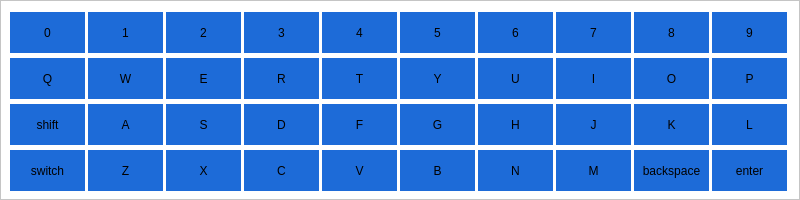
First picture: the form in keyboard.ui, repository WhiteW0lf00/supreme_ulterior_interior, before the edit.
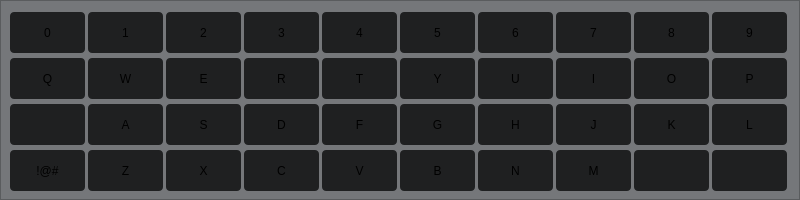
Second picture: the form after the edit. Icons and pictures are not drawn.

The edit to the form file:
```diff
--- a/keyboard.ui
+++ b/keyboard.ui
@@ -23,7 +23,8 @@
     </rect>
    </property>
    <property name="styleSheet">
-    <string notr="true">background-color: white;</string>
+    <string notr="true">background-color: #75777a; 
+</string>
    </property>
    <property name="frameShape">
     <enum>QFrame::StyledPanel</enum>
@@ -41,7 +42,7 @@
      </rect>
     </property>
     <property name="styleSheet">
-     <string notr="true">background-color: #1d6bd8; border: none
+     <string notr="true">background-color: #1f2021; border: 2px; border-radius: 4px
 </string>
     </property>
     <property name="text">
@@ -58,7 +59,7 @@
      </rect>
     </property>
     <property name="styleSheet">
-     <string notr="true">background-color: #1d6bd8; border: none
+     <string notr="true">background-color: #1f2021; border: 2px; border-radius: 4px
 </string>
     </property>
     <property name="text">
@@ -75,7 +76,7 @@
      </rect>
     </property>
     <property name="styleSheet">
-     <string notr="true">background-color: #1d6bd8; border: none
+     <string notr="true">background-color: #1f2021; border: 2px; border-radius: 4px
 </string>
     </property>
     <property name="text">
@@ -92,7 +93,7 @@
      </rect>
     </property>
     <property name="styleSheet">
-     <string notr="true">background-color: #1d6bd8; border: none
+     <string notr="true">background-color: #1f2021; border: 2px; border-radius: 4px
 </string>
     </property>
     <property name="text">
@@ -109,7 +110,7 @@
      </rect>
     </property>
     <property name="styleSheet">
-     <string notr="true">background-color: #1d6bd8; border: none
+     <string notr="true">background-color: #1f2021; border: 2px; border-radius: 4px
 </string>
     </property>
     <property name="text">
@@ -126,7 +127,7 @@
      </rect>
     </property>
     <property name="styleSheet">
-     <string notr="true">background-color: #1d6bd8; border: none
+     <string notr="true">background-color: #1f2021; border: 2px; border-radius: 4px
 </string>
     </property>
     <property name="text">
@@ -143,7 +144,7 @@
      </rect>
     </property>
     <property name="styleSheet">
-     <string notr="true">background-color: #1d6bd8; border: none
+     <string notr="true">background-color: #1f2021; border: 2px; border-radius: 4px
 </string>
     </property>
     <property name="text">
@@ -160,7 +161,7 @@
      </rect>
     </property>
     <property name="styleSheet">
-     <string notr="true">background-color: #1d6bd8; border: none
+     <string notr="true">background-color: #1f2021; border: 2px; border-radius: 4px
 </string>
     </property>
     <property name="text">
@@ -177,7 +178,7 @@
      </rect>
     </property>
     <property name="styleSheet">
-     <string notr="true">background-color: #1d6bd8; border: none
+     <string notr="true">background-color: #1f2021; border: 2px; border-radius: 4px
 </string>
     </property>
     <property name="text">
@@ -194,7 +195,7 @@
      </rect>
     </property>
     <property name="styleSheet">
-     <string notr="true">background-color: #1d6bd8; border: none
+     <string notr="true">background-color: #1f2021; border: 2px; border-radius: 4px
 </string>
     </property>
     <property name="text">
@@ -211,7 +212,7 @@
      </rect>
     </property>
     <property name="styleSheet">
-     <string notr="true">background-color: #1d6bd8; border: none
+     <string notr="true">background-color: #1f2021; border: 2px; border-radius: 4px
 </string>
     </property>
     <property name="text">
@@ -228,7 +229,7 @@
      </rect>
     </property>
     <property name="styleSheet">
-     <string notr="true">background-color: #1d6bd8; border: none
+     <string notr="true">background-color: #1f2021; border: 2px; border-radius: 4px
 </string>
     </property>
     <property name="text">
@@ -245,7 +246,7 @@
      </rect>
     </property>
     <property name="styleSheet">
-     <string notr="true">background-color: #1d6bd8; border: none
+     <string notr="true">background-color: #1f2021; border: 2px; border-radius: 4px
 </string>
     </property>
     <property name="text">
@@ -262,7 +263,7 @@
      </rect>
     </property>
     <property name="styleSheet">
-     <string notr="true">background-color: #1d6bd8; border: none
+     <string notr="true">background-color: #1f2021; border: 2px; border-radius: 4px
 </string>
     </property>
     <property name="text">
@@ -279,7 +280,7 @@
      </rect>
     </property>
     <property name="styleSheet">
-     <string notr="true">background-color: #1d6bd8; border: none
+     <string notr="true">background-color: #1f2021; border: 2px; border-radius: 4px
 </string>
     </property>
     <property name="text">
@@ -296,11 +297,21 @@
      </rect>
     </property>
     <property name="styleSheet">
-     <string notr="true">background-color: #1d6bd8; border: none
+     <string notr="true">background-color: #1f2021; border: 2px; border-radius: 4px
 </string>
     </property>
     <property name="text">
-     <string>shift</string>
+     <string/>
+    </property>
+    <property name="icon">
+     <iconset resource="icons.qrc">
+      <normaloff>:/shift-fill.png</normaloff>:/shift-fill.png</iconset>
+    </property>
+    <property name="iconSize">
+     <size>
+      <width>32</width>
+      <height>32</height>
+     </size>
     </property>
    </widget>
    <widget class="QToolButton" name="A">
@@ -313,7 +324,7 @@
      </rect>
     </property>
     <property name="styleSheet">
-     <string notr="true">background-color: #1d6bd8; border: none
+     <string notr="true">background-color: #1f2021; border: 2px; border-radius: 4px
 </string>
     </property>
     <property name="text">
@@ -330,7 +341,7 @@
      </rect>
     </property>
     <property name="styleSheet">
-     <string notr="true">background-color: #1d6bd8; border: none
+     <string notr="true">background-color: #1f2021; border: 2px; border-radius: 4px
 </string>
     </property>
     <property name="text">
@@ -347,7 +358,7 @@
      </rect>
     </property>
     <property name="styleSheet">
-     <string notr="true">background-color: #1d6bd8; border: none
+     <string notr="true">background-color: #1f2021; border: 2px; border-radius: 4px
 </string>
     </property>
     <property name="text">
@@ -364,7 +375,7 @@
      </rect>
     </property>
     <property name="styleSheet">
-     <string notr="true">background-color: #1d6bd8; border: none
+     <string notr="true">background-color: #1f2021; border: 2px; border-radius: 4px
 </string>
     </property>
     <property name="text">
@@ -381,7 +392,7 @@
      </rect>
     </property>
     <property name="styleSheet">
-     <string notr="true">background-color: #1d6bd8; border: none
+     <string notr="true">background-color: #1f2021; border: 2px; border-radius: 4px
 </string>
     </property>
     <property name="text">
@@ -398,7 +409,7 @@
      </rect>
     </property>
     <property name="styleSheet">
-     <string notr="true">background-color: #1d6bd8; border: none
+     <string notr="true">background-color: #1f2021; border: 2px; border-radius: 4px
 </string>
     </property>
     <property name="text">
@@ -415,11 +426,11 @@
      </rect>
     </property>
     <property name="styleSheet">
-     <string notr="true">background-color: #1d6bd8; border: none
+     <string notr="true">background-color: #1f2021; border: 2px; border-radius: 4px
 </string>
     </property>
     <property name="text">
-     <string>switch</string>
+     <string>!@#</string>
     </property>
    </widget>
    <widget class="QToolButton" name="B">
@@ -432,7 +443,7 @@
      </rect>
     </property>
     <property name="styleSheet">
-     <string notr="true">background-color: #1d6bd8; border: none
+     <string notr="true">background-color: #1f2021; border: 2px; border-radius: 4px
 </string>
     </property>
     <property name="text">
@@ -449,7 +460,7 @@
      </rect>
     </property>
     <property name="styleSheet">
-     <string notr="true">background-color: #1d6bd8; border: none
+     <string notr="true">background-color: #1f2021; border: 2px; border-radius: 4px
 </string>
     </property>
     <property name="text">
@@ -466,7 +477,7 @@
      </rect>
     </property>
     <property name="styleSheet">
-     <string notr="true">background-color: #1d6bd8; border: none
+     <string notr="true">background-color: #1f2021; border: 2px; border-radius: 4px
 </string>
     </property>
     <property name="text">
@@ -483,7 +494,7 @@
      </rect>
     </property>
     <property name="styleSheet">
-     <string notr="true">background-color: #1d6bd8; border: none
+     <string notr="true">background-color: #1f2021; border: 2px; border-radius: 4px
 </string>
     </property>
     <property name="text">
@@ -500,7 +511,7 @@
      </rect>
     </property>
     <property name="styleSheet">
-     <string notr="true">background-color: #1d6bd8; border: none
+     <string notr="true">background-color: #1f2021; border: 2px; border-radius: 4px
 </string>
     </property>
     <property name="text">
@@ -517,11 +528,21 @@
      </rect>
     </property>
     <property name="styleSheet">
-     <string notr="true">background-color: #1d6bd8; border: none
+     <string notr="true">background-color: #1f2021; border: 2px; border-radius: 4px
 </string>
     </property>
     <property name="text">
-     <string>backspace</string>
+     <string/>
+    </property>
+    <property name="icon">
+     <iconset resource="icons.qrc">
+      <normaloff>:/backspace.png</normaloff>:/backspace.png</iconset>
+    </property>
+    <property name="iconSize">
+     <size>
+      <width>24</width>
+      <height>24</height>
+     </size>
     </property>
    </widget>
    <widget class="QToolButton" name="enter">
@@ -534,11 +555,21 @@
      </rect>
     </property>
     <property name="styleSheet">
-     <string notr="true">background-color: #1d6bd8; border: none
+     <string notr="true">background-color: #1f2021; border: 2px; border-radius: 4px
 </string>
     </property>
     <property name="text">
-     <string>enter</string>
+     <string/>
+    </property>
+    <property name="icon">
+     <iconset resource="icons.qrc">
+      <normaloff>:/enter-arrow.png</normaloff>:/enter-arrow.png</iconset>
+    </property>
+    <property name="iconSize">
+     <size>
+      <width>24</width>
+      <height>24</height>
+     </size>
     </property>
    </widget>
    <widget class="QToolButton" name="six">
@@ -551,7 +582,7 @@
      </rect>
     </property>
     <property name="styleSheet">
-     <string notr="true">background-color: #1d6bd8; border: none
+     <string notr="true">background-color: #1f2021; border: 2px; border-radius: 4px
 </string>
     </property>
     <property name="text">
@@ -568,7 +599,7 @@
      </rect>
     </property>
     <property name="styleSheet">
-     <string notr="true">background-color: #1d6bd8; border: none
+     <string notr="true">background-color: #1f2021; border: 2px; border-radius: 4px
 </string>
     </property>
     <property name="text">
@@ -585,7 +616,7 @@
      </rect>
     </property>
     <property name="styleSheet">
-     <string notr="true">background-color: #1d6bd8; border: none
+     <string notr="true">background-color: #1f2021; border: 2px; border-radius: 4px
 </string>
     </property>
     <property name="text">
@@ -602,7 +633,7 @@
      </rect>
     </property>
     <property name="styleSheet">
-     <string notr="true">background-color: #1d6bd8; border: none
+     <string notr="true">background-color: #1f2021; border: 2px; border-radius: 4px
 </string>
     </property>
     <property name="text">
@@ -619,7 +650,7 @@
      </rect>
     </property>
     <property name="styleSheet">
-     <string notr="true">background-color: #1d6bd8; border: none
+     <string notr="true">background-color: #1f2021; border: 2px; border-radius: 4px
 </string>
     </property>
     <property name="text">
@@ -636,7 +667,7 @@
      </rect>
     </property>
     <property name="styleSheet">
-     <string notr="true">background-color: #1d6bd8; border: none
+     <string notr="true">background-color: #1f2021; border: 2px; border-radius: 4px
 </string>
     </property>
     <property name="text">
@@ -653,7 +684,7 @@
      </rect>
     </property>
     <property name="styleSheet">
-     <string notr="true">background-color: #1d6bd8; border: none
+     <string notr="true">background-color: #1f2021; border: 2px; border-radius: 4px
 </string>
     </property>
     <property name="text">
@@ -670,7 +701,7 @@
      </rect>
     </property>
     <property name="styleSheet">
-     <string notr="true">background-color: #1d6bd8; border: none
+     <string notr="true">background-color: #1f2021; border: 2px; border-radius: 4px
 </string>
     </property>
     <property name="text">
@@ -687,7 +718,7 @@
      </rect>
     </property>
     <property name="styleSheet">
-     <string notr="true">background-color: #1d6bd8; border: none
+     <string notr="true">background-color: #1f2021; border: 2px; border-radius: 4px
 </string>
     </property>
     <property name="text">
@@ -704,7 +735,7 @@
      </rect>
     </property>
     <property name="styleSheet">
-     <string notr="true">background-color: #1d6bd8; border: none
+     <string notr="true">background-color: #1f2021; border: 2px; border-radius: 4px
 </string>
     </property>
     <property name="text">
```
Left out of the diff: 4 changed lines with no effect on the pictures.
